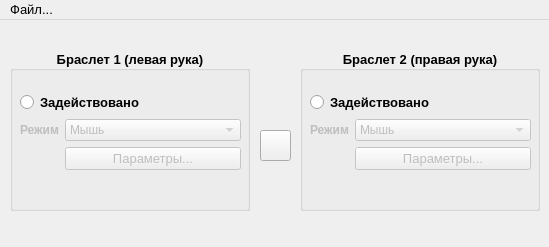
mioband/desktop_app, file mio_app.ui: the form before one commit.
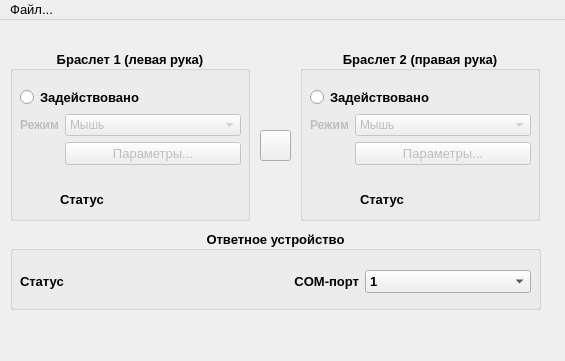
The form after the commit. Icons and pictures are not drawn.

Commit message: add new gui features: serial selection for usb device; status boxes for devices

Patch:
```diff
--- a/mio_app.ui
+++ b/mio_app.ui
@@ -6,8 +6,8 @@
    <rect>
     <x>0</x>
     <y>0</y>
-    <width>549</width>
-    <height>247</height>
+    <width>565</width>
+    <height>361</height>
    </rect>
   </property>
   <property name="font">
@@ -36,7 +36,7 @@
       <x>10</x>
       <y>30</y>
       <width>240</width>
-      <height>161</height>
+      <height>171</height>
      </rect>
     </property>
     <property name="font">
@@ -58,7 +58,7 @@
        <x>10</x>
        <y>20</y>
        <width>221</width>
-       <height>121</height>
+       <height>111</height>
       </rect>
      </property>
      <layout class="QVBoxLayout" name="LeftBandVerticalLayout">
@@ -135,6 +135,83 @@
       </item>
      </layout>
     </widget>
+    <widget class="QWidget" name="horizontalLayoutWidget">
+     <property name="geometry">
+      <rect>
+       <x>50</x>
+       <y>130</y>
+       <width>156</width>
+       <height>39</height>
+      </rect>
+     </property>
+     <layout class="QHBoxLayout" name="LeftBandHorisontalLayout">
+      <item>
+       <widget class="QLabel" name="LeftBandStatusLabel">
+        <property name="text">
+         <string>Статус</string>
+        </property>
+       </widget>
+      </item>
+      <item>
+       <widget class="QPushButton" name="LeftBandStatusGood">
+        <property name="enabled">
+         <bool>true</bool>
+        </property>
+        <property name="text">
+         <string/>
+        </property>
+        <property name="icon">
+         <iconset>
+          <normaloff>tick-mark.png</normaloff>tick-mark.png</iconset>
+        </property>
+        <property name="iconSize">
+         <size>
+          <width>28</width>
+          <height>28</height>
+         </size>
+        </property>
+        <property name="checkable">
+         <bool>false</bool>
+        </property>
+        <property name="checked">
+         <bool>false</bool>
+        </property>
+        <property name="autoRepeat">
+         <bool>false</bool>
+        </property>
+        <property name="default">
+         <bool>false</bool>
+        </property>
+        <property name="flat">
+         <bool>true</bool>
+        </property>
+       </widget>
+      </item>
+      <item>
+       <widget class="QPushButton" name="LeftBandStatusBad">
+        <property name="text">
+         <string/>
+        </property>
+        <property name="icon">
+         <iconset>
+          <normaloff>close.png</normaloff>close.png</iconset>
+        </property>
+        <property name="iconSize">
+         <size>
+          <width>28</width>
+          <height>28</height>
+         </size>
+        </property>
+        <property name="checkable">
+         <bool>false</bool>
+        </property>
+        <property name="flat">
+         <bool>true</bool>
+        </property>
+       </widget>
+      </item>
+     </layout>
+    </widget>
    </widget>
    <widget class="QGroupBox" name="RightBandGroupBox">
     <property name="enabled">
@@ -145,7 +222,7 @@
       <x>300</x>
       <y>30</y>
       <width>240</width>
-      <height>161</height>
+      <height>171</height>
      </rect>
     </property>
     <property name="font">
@@ -167,7 +244,7 @@
        <x>10</x>
        <y>20</y>
        <width>221</width>
-       <height>121</height>
+       <height>111</height>
       </rect>
      </property>
      <layout class="QVBoxLayout" name="RightBandVerticalLayout">
@@ -244,6 +321,83 @@
       </item>
      </layout>
     </widget>
+    <widget class="QWidget" name="horizontalLayoutWidget_2">
+     <property name="geometry">
+      <rect>
+       <x>60</x>
+       <y>130</y>
+       <width>156</width>
+       <height>39</height>
+      </rect>
+     </property>
+     <layout class="QHBoxLayout" name="RightBandHorisontalLayout">
+      <item>
+       <widget class="QLabel" name="RightBandStatusLabel">
+        <property name="text">
+         <string>Статус</string>
+        </property>
+       </widget>
+      </item>
+      <item>
+       <widget class="QPushButton" name="RightBandStatusGood">
+        <property name="enabled">
+         <bool>true</bool>
+        </property>
+        <property name="text">
+         <string/>
+        </property>
+        <property name="icon">
+         <iconset>
+          <normaloff>tick-mark.png</normaloff>tick-mark.png</iconset>
+        </property>
+        <property name="iconSize">
+         <size>
+          <width>28</width>
+          <height>28</height>
+         </size>
+        </property>
+        <property name="checkable">
+         <bool>false</bool>
+        </property>
+        <property name="checked">
+         <bool>false</bool>
+        </property>
+        <property name="autoRepeat">
+         <bool>false</bool>
+        </property>
+        <property name="default">
+         <bool>false</bool>
+        </property>
+        <property name="flat">
+         <bool>true</bool>
+        </property>
+       </widget>
+      </item>
+      <item>
+       <widget class="QPushButton" name="RightBandStatusBad">
+        <property name="text">
+         <string/>
+        </property>
+        <property name="icon">
+         <iconset>
+          <normaloff>close.png</normaloff>close.png</iconset>
+        </property>
+        <property name="iconSize">
+         <size>
+          <width>28</width>
+          <height>28</height>
+         </size>
+        </property>
+        <property name="checkable">
+         <bool>false</bool>
+        </property>
+        <property name="flat">
+         <bool>true</bool>
+        </property>
+       </widget>
+      </item>
+     </layout>
+    </widget>
    </widget>
    <widget class="QPushButton" name="SwapBandsButton">
     <property name="geometry">
@@ -262,6 +416,137 @@
       <normaloff>swap.png</normaloff>swap.png</iconset>
     </property>
    </widget>
+   <widget class="QGroupBox" name="UsbDeviceGroupBox">
+    <property name="geometry">
+     <rect>
+      <x>10</x>
+      <y>210</y>
+      <width>531</width>
+      <height>80</height>
+     </rect>
+    </property>
+    <property name="font">
+     <font>
+      <weight>75</weight>
+      <bold>true</bold>
+     </font>
+    </property>
+    <property name="title">
+     <string>Ответное устройство</string>
+    </property>
+    <property name="alignment">
+     <set>Qt::AlignCenter</set>
+    </property>
+    <widget class="QWidget" name="horizontalLayoutWidget_3">
+     <property name="geometry">
+      <rect>
+       <x>10</x>
+       <y>30</y>
+       <width>511</width>
+       <height>43</height>
+      </rect>
+     </property>
+     <layout class="QHBoxLayout" name="horizontalLayout_6">
+      <item>
+       <layout class="QHBoxLayout" name="horizontalLayout_7">
+        <item>
+         <layout class="QHBoxLayout" name="horizontalLayout_8">
+          <item>
+           <widget class="QLabel" name="UsbDeviceStatusLabel">
+            <property name="text">
+             <string>Статус</string>
+            </property>
+           </widget>
+          </item>
+          <item>
+           <widget class="QPushButton" name="UsbDeviceStatusGood">
+            <property name="enabled">
+             <bool>true</bool>
+            </property>
+            <property name="text">
+             <string/>
+            </property>
+            <property name="icon">
+             <iconset>
+              <normaloff>tick-mark.png</normaloff>tick-mark.png</iconset>
+            </property>
+            <property name="iconSize">
+             <size>
+              <width>28</width>
+              <height>28</height>
+             </size>
+            </property>
+            <property name="checkable">
+             <bool>false</bool>
+            </property>
+            <property name="checked">
+             <bool>false</bool>
+            </property>
+            <property name="autoRepeat">
+             <bool>false</bool>
+            </property>
+            <property name="default">
+             <bool>false</bool>
+            </property>
+            <property name="flat">
+             <bool>true</bool>
+            </property>
+           </widget>
+          </item>
+          <item>
+           <widget class="QPushButton" name="UsbDeviceStatusBad">
+            <property name="text">
+             <string/>
+            </property>
+            <property name="icon">
+             <iconset>
+              <normaloff>close.png</normaloff>close.png</iconset>
+            </property>
+            <property name="iconSize">
+             <size>
+              <width>28</width>
+              <height>28</height>
+             </size>
+            </property>
+            <property name="checkable">
+             <bool>false</bool>
+            </property>
+            <property name="flat">
+             <bool>true</bool>
+            </property>
+           </widget>
+          </item>
+         </layout>
+        </item>
+        <item>
+         <widget class="QLabel" name="UsbDeviceComporStatusLabel">
+          <property name="text">
+           <string>COM-порт</string>
+          </property>
+          <property name="alignment">
+           <set>Qt::AlignRight|Qt::AlignTrailing|Qt::AlignVCenter</set>
+          </property>
+         </widget>
+        </item>
+        <item>
+         <widget class="QComboBox" name="UsbDeviceComportComboBox">
+          <item>
+           <property name="text">
+            <string>1</string>
+           </property>
+          </item>
+          <item>
+           <property name="text">
+            <string>2</string>
+           </property>
+          </item>
+         </widget>
+        </item>
+       </layout>
+      </item>
+     </layout>
+    </widget>
+   </widget>
   </widget>
   <widget class="QStatusBar" name="statusbar">
    <property name="sizeGripEnabled">
@@ -276,8 +561,8 @@
     <rect>
      <x>0</x>
      <y>0</y>
-     <width>549</width>
-     <height>23</height>
+     <width>565</width>
+     <height>29</height>
     </rect>
    </property>
    <property name="font">
```
Left out of the diff: 18 changed lines with no effect on the pictures. The commit also changes 6 other files.
